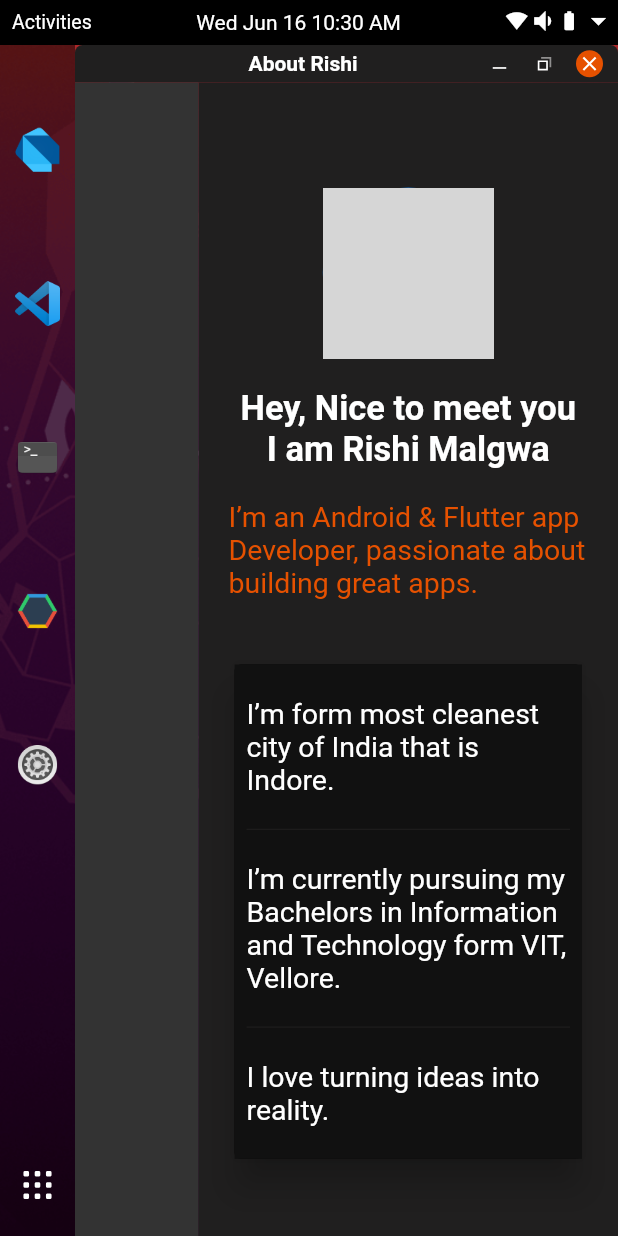
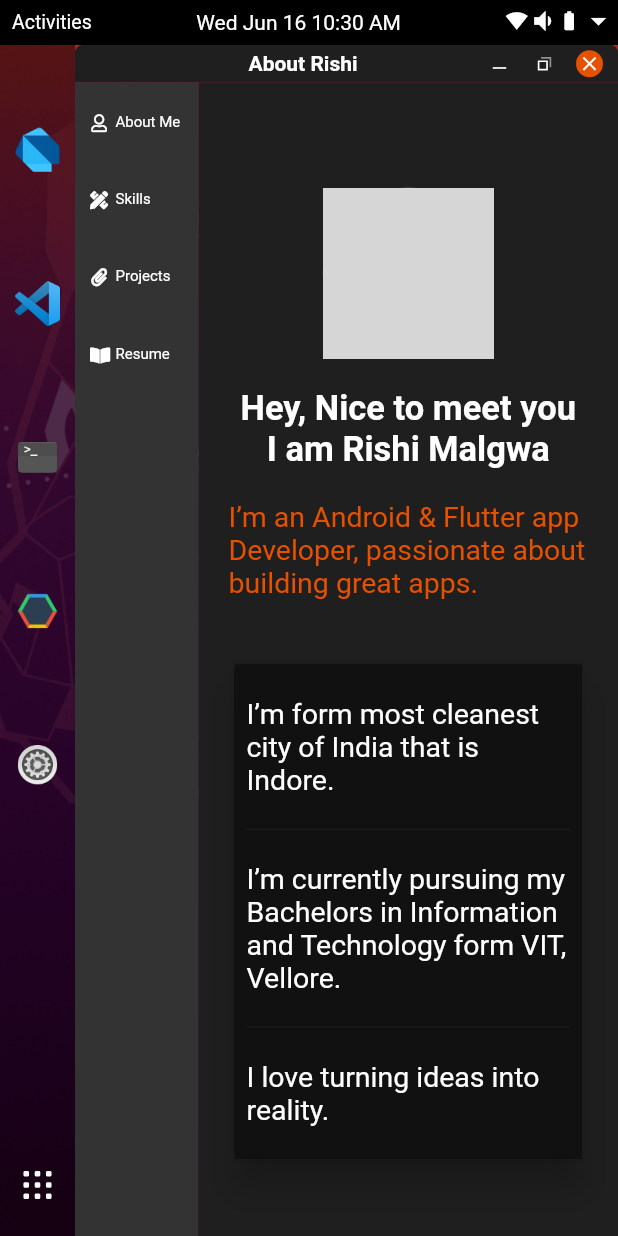
Before and after one commit to rishimalgwa/Ubuntu_Portfolio, a Flutter app: the screen it shows after launch, on a phone screen of 412 x 824 dp. Run offline on Flutter 3.47's test engine with Material 2 defaults, Android fonts, the phone set to English and light mode, and no system bars; our stand-ins replace battery, flutter_svg, font_awesome_flutter, google_fonts; missing offline and left inert: dart:html; network calls fail; Roboto replaces fonts that are missing (Ubuntu); statements that could not run were skipped; grey boxes are pictures that could not be loaded.

Commit message:
🤘tabs added

```diff
--- a/lib/constants/constants.dart
+++ b/lib/constants/constants.dart
@@ -11,6 +11,10 @@ class Constants {
   static final String settings = 'Settings';
   static final String trash = 'Trash';
   static final String sendEmail = 'Send Email';
+  static final String aboutMe = 'About Me';
+  static final String skills = 'Skills';
+  static final String projects = 'Projects';
+  static final String resume = 'Resume';
 }
 
 class MyColors {
--- a/lib/constants/global.dart
+++ b/lib/constants/global.dart
@@ -2,4 +2,10 @@ bool showDartpadWindow = false;
 bool showVsCodeWindow = false;
 bool showDevtetrisWindow = false;
 bool showAboutWindow = false;
+
 bool isMaximize = true;
+
+bool showAboutMe = true;
+bool showSkills = false;
+bool showProjects = false;
+bool showResume = false;
--- a/lib/pages/about_page.dart
+++ b/lib/pages/about_page.dart
@@ -1,4 +1,5 @@
 import 'package:flutter/material.dart';
+import 'package:font_awesome_flutter/font_awesome_flutter.dart';
 import 'package:ubuntu_portfolio/constants/constants.dart';
 import 'package:ubuntu_portfolio/constants/global.dart';
 import 'package:ubuntu_portfolio/windows/about_me.dart';
@@ -26,10 +27,29 @@ class _AboutPageState extends State<AboutPage> {
     return Row(
       children: [
         Container(
-          width: size.width * .2,
-          height: size.height,
-          color: MyColors.darkGreyS2,
-        ),
+            width: size.width * .2,
+            height: size.height,
+            color: MyColors.darkGreyS2,
+            child: Column(
+              children: [
+                SideTabSelector(
+                  icon: FontAwesomeIcons.user,
+                  label: Constants.aboutMe,
+                ),
+                SideTabSelector(
+                  icon: FontAwesomeIcons.pencilRuler,
+                  label: Constants.skills,
+                ),
+                SideTabSelector(
+                  icon: FontAwesomeIcons.paperclip,
+                  label: Constants.projects,
+                ),
+                SideTabSelector(
+                  icon: FontAwesomeIcons.bookOpen,
+                  label: Constants.resume,
+                ),
+              ],
+            )),
         Container(
           padding: const EdgeInsets.all(20),
           width: isMobileView && !isMaximize
@@ -48,3 +68,74 @@ class _AboutPageState extends State<AboutPage> {
     );
   }
 }
+
+class SideTabSelector extends StatefulWidget {
+  const SideTabSelector({
+    Key key,
+    @required this.label,
+    @required this.icon,
+  }) : super(key: key);
+  final String label;
+  final icon;
+
+  @override
+  _SideTabSelectorState createState() => _SideTabSelectorState();
+}
+
+class _SideTabSelectorState extends State<SideTabSelector> {
+  bool hover = false;
+  @override
+  Widget build(BuildContext context) {
+    final size = MediaQuery.of(context).size;
+    bool isMobileView = 510 >= size.width;
+    return InkWell(
+      onTap: () {
+        setState(() {
+          if (widget.label == Constants.aboutMe) {
+            showSkills = showProjects = showResume = false;
+            showAboutMe = true;
+          } else if (widget.label == Constants.skills) {
+            showAboutMe = showProjects = showResume = false;
+            showSkills = true;
+          } else if (widget.label == Constants.projects) {
+            showAboutMe = showSkills = showResume = false;
+            showProjects = true;
+          } else if (widget.label == Constants.resume) {
+            showAboutMe = showSkills = showProjects = false;
+            showResume = true;
+          }
+        });
+      },
+      onHover: (b) {
+        setState(() {
+          hover = b;
+        });
+      },
+      child: Padding(
+        padding: const EdgeInsets.only(top: 2),
+        child: Container(
+          padding: const EdgeInsets.fromLTRB(10, 2, 10, 2),
+          color: hover ? MyColors.hoverBGColor : Colors.transparent,
+          height: size.height * .06,
+          child: Row(
+            children: [
+              Icon(
+                widget.icon,
+                size: isMobileView ? 12 : 20,
+                color: Colors.white,
+              ),
+              SizedBox(
+                width: isMobileView ? 5 : 10,
+              ),
+              Text(
+                widget.label,
+                style: TextStyle(
+                    color: Colors.white, fontSize: isMobileView ? 10 : 15),
+              ),
+            ],
+          ),
+        ),
+      ),
+    );
+  }
+}
--- a/lib/windows/about_me.dart
+++ b/lib/windows/about_me.dart
@@ -62,7 +62,7 @@ class AboutMe extends StatelessWidget {
           child: Container(
             padding: const EdgeInsets.all(8),
             width: size.width * .7,
-            height: isMobileView ? size.height * .4 : size.height * .23,
+            height: isMobileView ? size.height * .4 : size.height * .3,
             color: MyColors.matBlack,
             child: Align(
               alignment: Alignment.centerLeft,
--- a/pubspec.yaml
+++ b/pubspec.yaml
@@ -17,6 +17,7 @@ dependencies:
   cupertino_icons: ^1.0.2
   easy_web_view: ^1.5.0
   flutter_svg: ^0.22.0
+  font_awesome_flutter: ^9.1.0
   google_fonts: ^2.1.0
   intl: ^0.17.0
   webview_flutter: ^2.0.8
```
Also changed, not shown: pubspec.lock.
